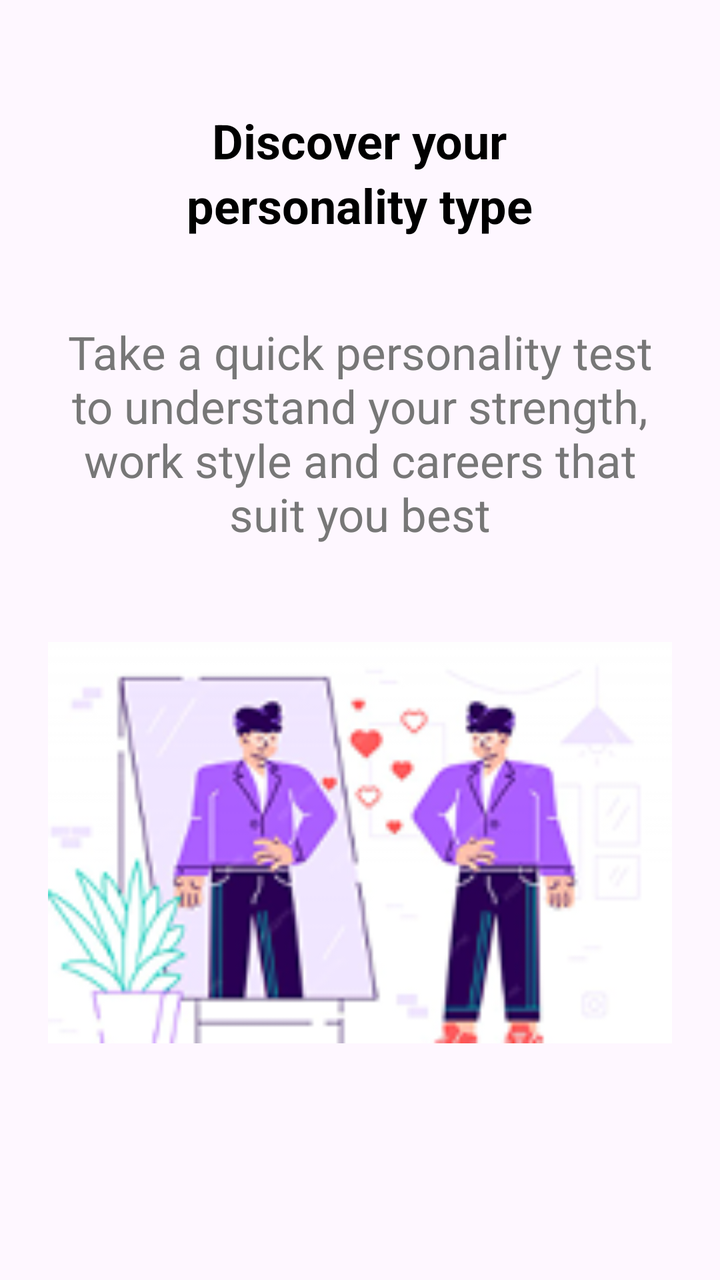
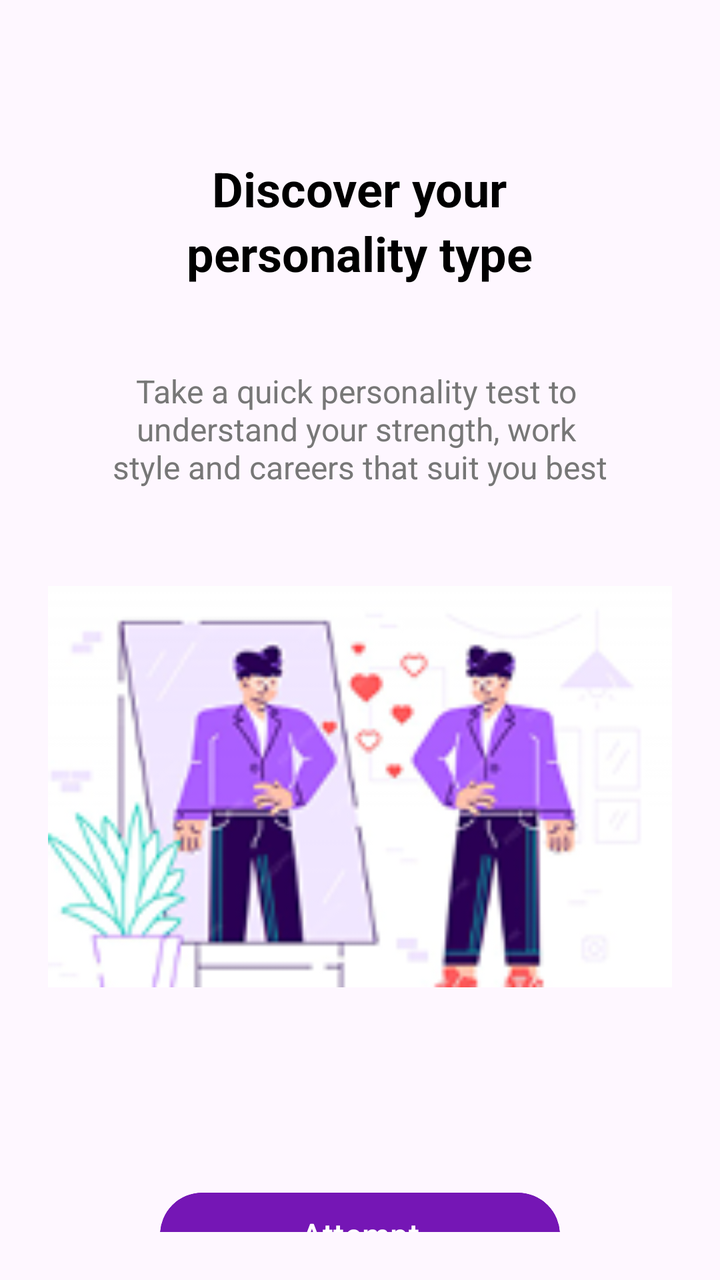

Compare the two renders of this Android layout. The source of the first and the diff that turns it into the second are given below.
<!-- AndroidManifest.xml: application theme Theme.Mind2Career -->
<!-- res/layout/activity_personality.xml -->
<?xml version="1.0" encoding="utf-8"?>
<androidx.constraintlayout.widget.ConstraintLayout xmlns:android="http://schemas.android.com/apk/res/android"
    xmlns:app="http://schemas.android.com/apk/res-auto"
    xmlns:tools="http://schemas.android.com/tools"
    android:id="@+id/main"
    android:layout_width="match_parent"
    android:layout_height="match_parent"
    tools:context=".personality">

    <LinearLayout
        android:layout_width="match_parent"
        android:layout_height="wrap_content"
        android:orientation="vertical"
        android:padding="24dp"
        android:gravity="center_horizontal">

        
        <TextView
            android:layout_width="wrap_content"
            android:layout_height="wrap_content"
            android:text="Discover your"
            android:textSize="24sp"
            android:textStyle="bold"
            android:textColor="#000000"
            android:layout_marginTop="30dp"
            android:gravity="center" />

        <TextView
            android:layout_width="wrap_content"
            android:layout_height="wrap_content"
            android:text="personality type"
            android:textSize="24sp"
            android:textStyle="bold"
            android:textColor="#000000"
            android:gravity="center"
            android:layout_marginBottom="12dp" />

        
        <TextView
            android:layout_width="match_parent"
            android:layout_height="wrap_content"
            android:text="Take a quick personality test to understand your strength, work style and careers that suit you best"
            android:textSize="23sp"
            android:layout_marginTop="30dp"
            android:textColor="#777777"
            android:gravity="center"
            android:layout_marginBottom="24dp" />

        
        <ImageView
            android:id="@+id/personalityImage"
            android:layout_width="match_parent"
            android:layout_height="250dp"
            android:src="@drawable/picp"
            android:scaleType="fitCenter"
            android:layout_marginBottom="24dp" />

        
        <com.google.android.material.button.MaterialButton
            android:id="@+id/btnAttempt"
            android:layout_width="200dp"
            android:layout_height="50dp"
            android:text="Attempt"
            android:textColor="#FFFFFF"
            android:backgroundTint="#7516B5"
            android:textSize="16sp"
            android:layout_marginBottom="24dp"
            android:layout_gravity="center"
            android:clipToOutline="true"
            android:layout_marginTop="50dp"
            />

    </LinearLayout>

</androidx.constraintlayout.widget.ConstraintLayout>
<!-- resources referenced by this layout -->
<resources>
  <!-- drawable picp: png bitmap (drawable, 28646 bytes) -->
  <style name="Theme.Mind2Career" parent="Base.Theme.Mind2Career" />
  <style name="Base.Theme.Mind2Career" parent="Theme.Material3.DayNight.NoActionBar">
          
          
      </style>
</resources>

<!-- the commit's change to res/layout/activity_personality.xml (unified diff, before → after) -->
@@ -12,17 +12,20 @@
         android:layout_height="wrap_content"
         android:orientation="vertical"
         android:padding="24dp"
-        android:gravity="center_horizontal">
+        android:gravity="center_horizontal"
+        app:layout_constraintTop_toTopOf="parent"
+        app:layout_constraintStart_toStartOf="parent"
+        app:layout_constraintEnd_toEndOf="parent"
+        >
 
-        
         <TextView
             android:layout_width="wrap_content"
             android:layout_height="wrap_content"
             android:text="Discover your"
             android:textSize="24sp"
             android:textStyle="bold"
-            android:textColor="#000000"
-            android:layout_marginTop="30dp"
+            android:textColor="@color/primary"
+            android:layout_marginTop="54dp"
             android:gravity="center" />
 
         <TextView
@@ -31,22 +34,20 @@
             android:text="personality type"
             android:textSize="24sp"
             android:textStyle="bold"
-            android:textColor="#000000"
+            android:textColor="@color/primary"
             android:gravity="center"
             android:layout_marginBottom="12dp" />
 
-        
         <TextView
             android:layout_width="match_parent"
             android:layout_height="wrap_content"
-            android:text="Take a quick personality test to understand your strength, work style and careers that suit you best"
-            android:textSize="23sp"
+            android:text="Take a quick personality test to \nunderstand your strength, work \nstyle and careers that suit you best"
+            android:textSize="16sp"
             android:layout_marginTop="30dp"
-            android:textColor="#777777"
+            android:textColor="@color/secondary"
             android:gravity="center"
             android:layout_marginBottom="24dp" />
 
-        
         <ImageView
             android:id="@+id/personalityImage"
             android:layout_width="match_parent"
@@ -55,14 +56,13 @@
             android:scaleType="fitCenter"
             android:layout_marginBottom="24dp" />
 
-        
         <com.google.android.material.button.MaterialButton
             android:id="@+id/btnAttempt"
             android:layout_width="200dp"
             android:layout_height="50dp"
             android:text="Attempt"
-            android:textColor="#FFFFFF"
-            android:backgroundTint="#7516B5"
+            android:textColor="@color/secondarytext"
+            android:backgroundTint="@color/button"
             android:textSize="16sp"
             android:layout_marginBottom="24dp"
             android:layout_gravity="center"
<!-- resource entries referenced after the edit -->
@@ -1,5 +1,9 @@
 <!-- resources referenced by this layout -->
 <resources>
+  <color name="button">#7516B5</color>
+  <color name="primary">#FF000000</color>
+  <color name="secondary">#777777</color>
+  <color name="secondarytext">#FFFFFFFF</color>
   <!-- drawable picp: png bitmap (drawable, 28646 bytes) -->
   <style name="Theme.Mind2Career" parent="Base.Theme.Mind2Career" />
   <style name="Base.Theme.Mind2Career" parent="Theme.Material3.DayNight.NoActionBar">
